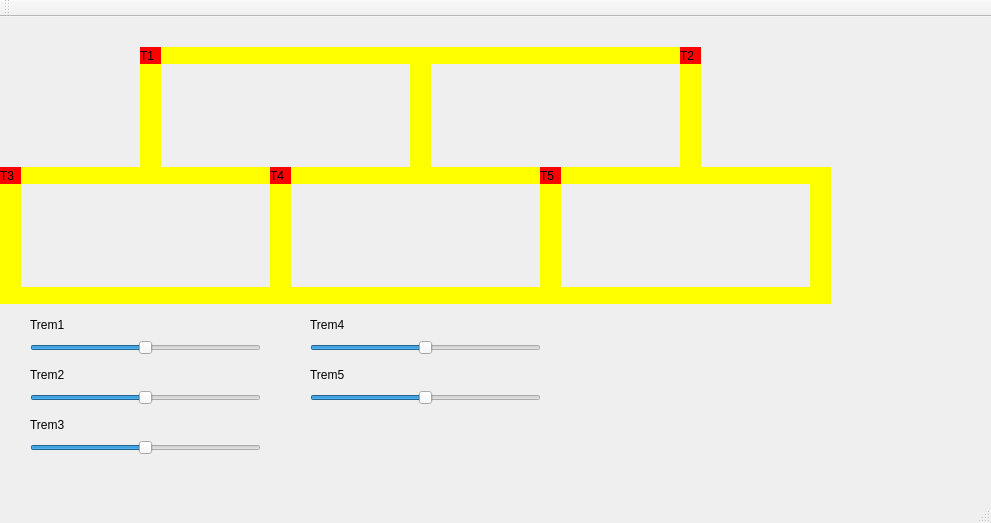
Before: the Qt Designer form Trem/mainwindow.ui in croc31/Trains, drawn with Qt 5.
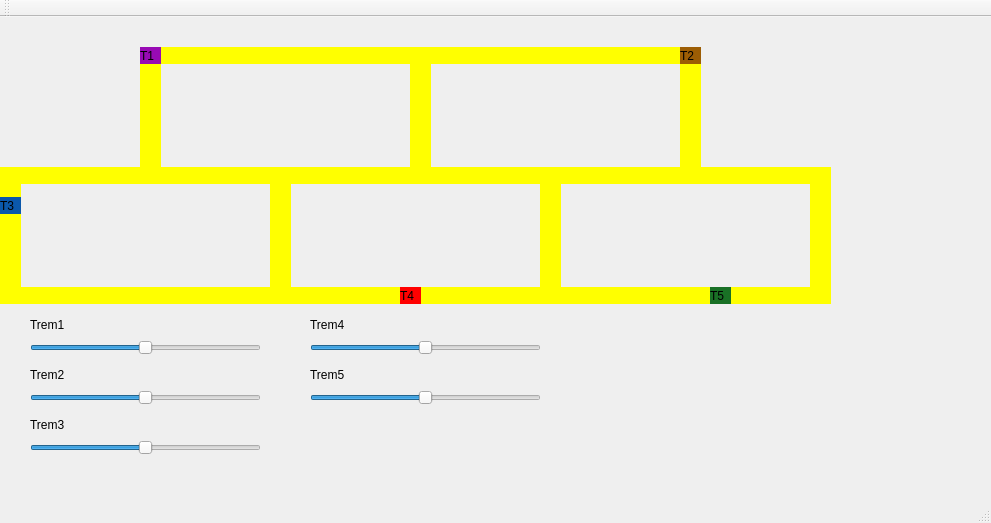
After: the same form once the commit is applied.

```diff
--- a/Trem/mainwindow.ui
+++ b/Trem/mainwindow.ui
@@ -23,8 +23,99 @@
       <height>17</height>
      </rect>
     </property>
+    <property name="palette">
+     <palette>
+      <active>
+       <colorrole role="Button">
+        <brush brushstyle="SolidPattern">
+         <color alpha="255">
+          <red>152</red>
+          <green>10</green>
+          <blue>180</blue>
+         </color>
+        </brush>
+       </colorrole>
+       <colorrole role="Base">
+        <brush brushstyle="SolidPattern">
+         <color alpha="255">
+          <red>152</red>
+          <green>10</green>
+          <blue>180</blue>
+         </color>
+        </brush>
+       </colorrole>
+       <colorrole role="Window">
+        <brush brushstyle="SolidPattern">
+         <color alpha="255">
+          <red>152</red>
+          <green>10</green>
+          <blue>180</blue>
+         </color>
+        </brush>
+       </colorrole>
+      </active>
+      <inactive>
+       <colorrole role="Button">
+        <brush brushstyle="SolidPattern">
+         <color alpha="255">
+          <red>152</red>
+          <green>10</green>
+          <blue>180</blue>
+         </color>
+        </brush>
+       </colorrole>
+       <colorrole role="Base">
+        <brush brushstyle="SolidPattern">
+         <color alpha="255">
+          <red>152</red>
+          <green>10</green>
+          <blue>180</blue>
+         </color>
+        </brush>
+       </colorrole>
+       <colorrole role="Window">
+        <brush brushstyle="SolidPattern">
+         <color alpha="255">
+          <red>152</red>
+          <green>10</green>
+          <blue>180</blue>
+         </color>
+        </brush>
+       </colorrole>
+      </inactive>
+      <disabled>
+       <colorrole role="Button">
+        <brush brushstyle="SolidPattern">
+         <color alpha="255">
+          <red>152</red>
+          <green>10</green>
+          <blue>180</blue>
+         </color>
+        </brush>
+       </colorrole>
+       <colorrole role="Base">
+        <brush brushstyle="SolidPattern">
+         <color alpha="255">
+          <red>152</red>
+          <green>10</green>
+          <blue>180</blue>
+         </color>
+        </brush>
+       </colorrole>
+       <colorrole role="Window">
+        <brush brushstyle="SolidPattern">
+         <color alpha="255">
+          <red>152</red>
+          <green>10</green>
+          <blue>180</blue>
+         </color>
+        </brush>
+       </colorrole>
+      </disabled>
+     </palette>
+    </property>
     <property name="styleSheet">
-     <string notr="true">QLabel { background: red}</string>
+     <string notr="true">QLabel { background: #980ab4}</string>
     </property>
     <property name="text">
      <string>T1</string>
@@ -152,7 +243,7 @@
      </rect>
     </property>
     <property name="styleSheet">
-     <string notr="true">QLabel { background: red}</string>
+     <string notr="true">QLabel { background: #9c5d04}</string>
     </property>
     <property name="text">
      <string>T2</string>
@@ -194,13 +285,13 @@
     <property name="geometry">
      <rect>
       <x>0</x>
-      <y>150</y>
+      <y>180</y>
       <width>21</width>
       <height>17</height>
      </rect>
     </property>
     <property name="styleSheet">
-     <string notr="true">QLabel { background: red}</string>
+     <string notr="true">QLabel { background: #0b58ab}</string>
     </property>
     <property name="text">
      <string>T3</string>
@@ -209,8 +300,8 @@
    <widget class="QLabel" name="label_trem4">
     <property name="geometry">
      <rect>
-      <x>270</x>
-      <y>150</y>
+      <x>400</x>
+      <y>270</y>
       <width>21</width>
       <height>17</height>
      </rect>
@@ -321,14 +412,14 @@
    <widget class="QLabel" name="label_trem5">
     <property name="geometry">
      <rect>
-      <x>540</x>
-      <y>150</y>
+      <x>710</x>
+      <y>270</y>
       <width>21</width>
       <height>17</height>
      </rect>
     </property>
     <property name="styleSheet">
-     <string notr="true">QLabel { background: red}</string>
+     <string notr="true">QLabel { background: #197025}</string>
     </property>
     <property name="text">
      <string>T5</string>
```
